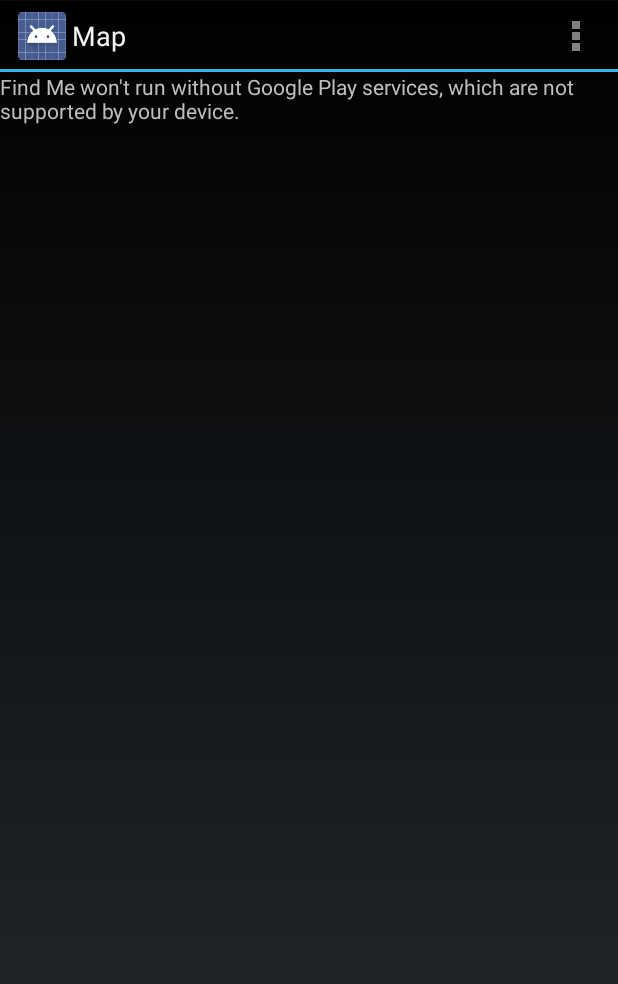
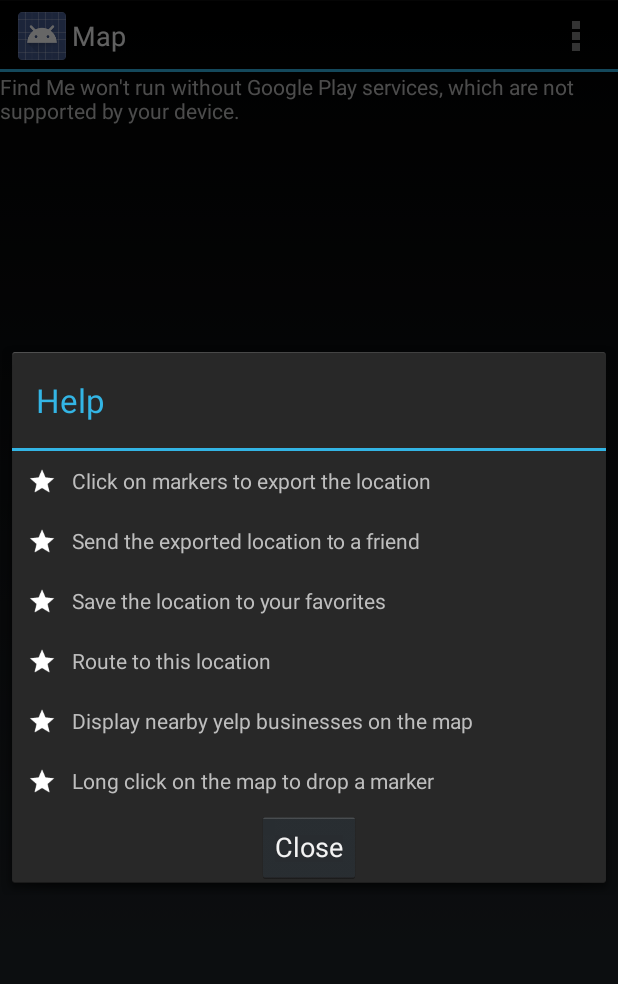
Before and after one commit to stellasu/Find-Me, an Android app: the screen it shows after launch (MapsActivity), in the options menu, after a tap on "Help", on a phone screen of 412 x 824 dp. Shown: the top 984 px of the screen. Run offline under Robolectric (Android 15) with nearby library versions, the phone set to English and light mode, and no system bars; 1 statement that could not run was skipped.

Commit message:
help dialog

```diff
--- /dev/null
+++ b/app/src/main/java/com/example/biyaosu/findme/HelpDialog.java
@@ -0,0 +1,91 @@
+package com.example.biyaosu.findme;
+
+import android.app.Activity;
+import android.app.DialogFragment;
+import android.net.Uri;
+import android.os.Bundle;
+import android.app.Fragment;
+import android.view.LayoutInflater;
+import android.view.View;
+import android.view.ViewGroup;
+import android.widget.Button;
+
+
+/**
+ * A simple {@link Fragment} subclass.
+ * Activities that contain this fragment must implement the
+ * {@link HelpDialog.OnHelpDialogFragmentInteractionListener} interface
+ * to handle interaction events.
+ * Use the {@link HelpDialog#newInstance} factory method to
+ * create an instance of this fragment.
+ */
+public class HelpDialog extends DialogFragment {
+
+    private OnHelpDialogFragmentInteractionListener mListener;
+    private Button closeHelpBtn;
+
+    public static HelpDialog newInstance() {
+        HelpDialog fragment = new HelpDialog();
+        return fragment;
+    }
+
+    public HelpDialog() {
+        // Required empty public constructor
+    }
+
+    @Override
+    public void onCreate(Bundle savedInstanceState) {
+        super.onCreate(savedInstanceState);
+
+    }
+
+    @Override
+    public View onCreateView(LayoutInflater inflater, ViewGroup container,
+                             Bundle savedInstanceState) {
+        // Inflate the layout for this fragment
+        View v = inflater.inflate(R.layout.fragment_help_dialog, container, false);
+        closeHelpBtn = (Button)v.findViewById(R.id.closeHelpButton);
+        closeHelpBtn.setOnClickListener(new View.OnClickListener() {
+            @Override
+            public void onClick(View v) {
+                getDialog().dismiss();
+            }
+        });
+        getDialog().setTitle("Help");
+
+        return v;
+    }
+
+    @Override
+    public void onAttach(Activity activity) {
+        super.onAttach(activity);
+        try {
+            mListener = (OnHelpDialogFragmentInteractionListener) activity;
+        } catch (ClassCastException e) {
+            throw new ClassCastException(activity.toString()
+                    + " must implement OnFragmentInteractionListener");
+        }
+    }
+
+    @Override
+    public void onDetach() {
+        super.onDetach();
+        mListener = null;
+    }
+
+    /**
+     * This interface must be implemented by activities that contain this
+     * fragment to allow an interaction in this fragment to be communicated
+     * to the activity and potentially other fragments contained in that
+     * activity.
+     * <p/>
+     * See the Android Training lesson <a href=
+     * "http://developer.android.com/training/basics/fragments/communicating.html"
+     * >Communicating with Other Fragments</a> for more information.
+     */
+    public interface OnHelpDialogFragmentInteractionListener {
+        // TODO: Update argument type and name
+        public void onHelpDialogFragmentInteraction(Uri uri);
+    }
+
+}
--- a/app/src/main/java/com/example/biyaosu/findme/MapsActivity.java
+++ b/app/src/main/java/com/example/biyaosu/findme/MapsActivity.java
@@ -42,7 +42,7 @@ import java.io.ByteArrayOutputStream;
 import java.io.File;
 import java.io.FileOutputStream;
 
-public class MapsActivity extends FragmentActivity implements LocationListener, PromptDialogFragment.OnFragmentInteractionListener, SaveLocationDialog.OnSaveLocationFragmentInteractionListener {
+public class MapsActivity extends FragmentActivity implements LocationListener, PromptDialogFragment.OnFragmentInteractionListener, SaveLocationDialog.OnSaveLocationFragmentInteractionListener, HelpDialog.OnHelpDialogFragmentInteractionListener {
 
     private GoogleMap mMap; // Might be null if Google Play services APK is not available.
     private LocationManager mLocationManager;
@@ -63,6 +63,7 @@ public class MapsActivity extends FragmentActivity implements LocationListener,
     private double droppedLng = 0;
     private UiSettings uiSettings;
     private HashMap<Marker, HashMap<String, String>> markerMap = new HashMap<>();
+    HelpDialog helpDialog;
     String classtag = MapsActivity.class.getName();
 
     @Override
@@ -378,6 +379,10 @@ public class MapsActivity extends FragmentActivity implements LocationListener,
 
     }
 
+    public void onHelpDialogFragmentInteraction(Uri uri) {
+
+    }
+
     @Override
     public boolean onCreateOptionsMenu(Menu menu)
     {
@@ -413,6 +418,7 @@ public class MapsActivity extends FragmentActivity implements LocationListener,
                 return true;
             case R.id.actionbar_help:
                 Log.i(classtag, "help");
+                showHelpDialog();
                 return true;
             default:
                 return super.onOptionsItemSelected(item);
@@ -558,5 +564,13 @@ public class MapsActivity extends FragmentActivity implements LocationListener,
         startActivity(i);
     }
 
+    public void showHelpDialog()
+    {
+        if(helpDialog == null){
+            helpDialog = new HelpDialog().newInstance();
+        }
+        helpDialog.show(getFragmentManager(), "help dialog");
+    }
+
 
 }
--- /dev/null
+++ b/app/src/main/res/layout/fragment_help_dialog.xml
@@ -0,0 +1,155 @@
+<FrameLayout xmlns:android="http://schemas.android.com/apk/res/android"
+    xmlns:tools="http://schemas.android.com/tools"
+    android:layout_width="match_parent"
+    android:layout_height="match_parent"
+    tools:context="com.example.biyaosu.findme.HelpDialog">
+
+    <LinearLayout
+        android:layout_width="match_parent"
+        android:layout_height="wrap_content"
+        android:orientation="vertical">
+
+    <ScrollView
+        android:layout_width="wrap_content"
+        android:layout_height="wrap_content">
+
+        <LinearLayout android:orientation="vertical"
+            android:layout_height="wrap_content"
+            android:layout_width="wrap_content"
+            android:scrollbars="vertical"
+            android:scrollbarAlwaysDrawVerticalTrack="true">
+
+        <LinearLayout
+            android:layout_width="wrap_content"
+            android:layout_height="wrap_content"
+            android:orientation="horizontal"
+            android:layout_margin="10dp">
+
+            <ImageView
+                android:layout_width="20dp"
+                android:layout_height="20dp"
+                android:layout_marginRight="10dp"
+                android:src="@drawable/ic_action_star"/>
+
+            <TextView
+                android:layout_width="wrap_content"
+                android:layout_height="wrap_content"
+                android:text="Click on markers to export the location"/>
+
+            </LinearLayout>
+
+
+            <LinearLayout
+                android:layout_width="wrap_content"
+                android:layout_height="wrap_content"
+                android:orientation="horizontal"
+                android:layout_margin="10dp">
+
+                <ImageView
+                    android:layout_width="20dp"
+                    android:layout_height="20dp"
+                    android:layout_marginRight="10dp"
+                    android:src="@drawable/ic_action_star"/>
+
+                <TextView
+                    android:layout_width="wrap_content"
+                    android:layout_height="wrap_content"
+                    android:text="Send the exported location to a friend"/>
+
+            </LinearLayout>
+
+            <LinearLayout
+                android:layout_width="wrap_content"
+                android:layout_height="wrap_content"
+                android:orientation="horizontal"
+                android:layout_margin="10dp">
+
+                <ImageView
+                    android:layout_width="20dp"
+                    android:layout_height="20dp"
+                    android:layout_marginRight="10dp"
+                    android:src="@drawable/ic_action_star"/>
+
+                <TextView
+                    android:layout_width="wrap_content"
+                    android:layout_height="wrap_content"
+                    android:text="Save the location to your favorites"/>
+
+            </LinearLayout>
+
+            <LinearLayout
+                android:layout_width="wrap_content"
+                android:layout_height="wrap_content"
+                android:orientation="horizontal"
+                android:layout_margin="10dp">
+
+                <ImageView
+                    android:layout_width="20dp"
+                    android:layout_height="20dp"
+                    android:layout_marginRight="10dp"
+                    android:src="@drawable/ic_action_star"/>
+
+                <TextView
+                    android:layout_width="wrap_content"
+                    android:layout_height="wrap_content"
+                    android:text="Route to this location"/>
+
+            </LinearLayout>
+
+            <LinearLayout
+                android:layout_width="wrap_content"
+                android:layout_height="wrap_content"
+                android:orientation="horizontal"
+                android:layout_margin="10dp">
+
+                <ImageView
+                    android:layout_width="20dp"
+                    android:layout_height="20dp"
+                    android:layout_marginRight="10dp"
+                    android:src="@drawable/ic_action_star"/>
+
+                <TextView
+                    android:layout_width="wrap_content"
+                    android:layout_height="wrap_content"
+                    android:text="Display nearby yelp businesses on the map"/>
+
+            </LinearLayout>
+
+            <LinearLayout
+                android:layout_width="wrap_content"
+                android:layout_height="wrap_content"
+                android:orientation="horizontal"
+                android:layout_margin="10dp">
+
+                <ImageView
+                    android:layout_width="20dp"
+                    android:layout_height="20dp"
+                    android:layout_marginRight="10dp"
+                    android:src="@drawable/ic_action_star"/>
+
+                <TextView
+                    android:layout_width="wrap_content"
+                    android:layout_height="wrap_content"
+                    android:text="Long click on the map to drop a marker"/>
+
+            </LinearLayout>
+
+
+
+
+        </LinearLayout>
+
+
+
+    </ScrollView>
+
+    <Button
+        android:id="@+id/closeHelpButton"
+        android:layout_width="wrap_content"
+        android:layout_height="wrap_content"
+        android:layout_gravity="center_horizontal"
+        android:text="Close"/>
+
+    </LinearLayout>
+
+</FrameLayout>
```
Also changed, not shown: app/src/main/res/drawable/ic_action_star.png (added).
